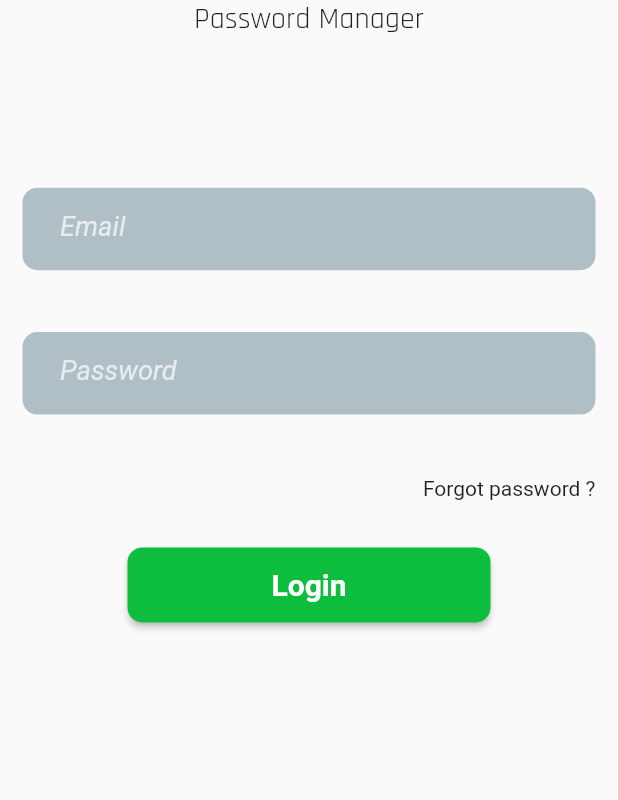
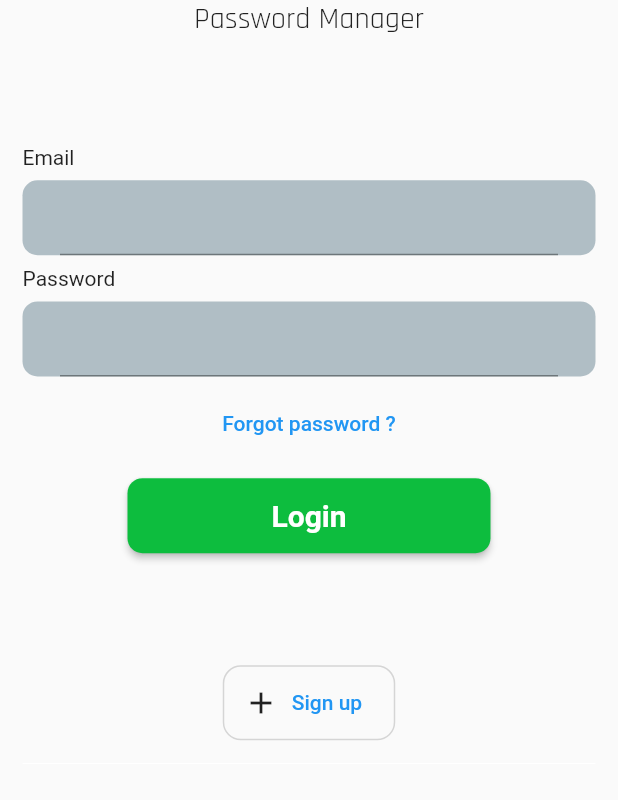
Before and after one commit to PasswordHub/ArrowHead, a Flutter app: the screen it shows after launch, on a phone screen of 412 x 824 dp, the part 350-1150 px from its top. Run offline on Flutter 3.47's test engine with Material 2 defaults, Android fonts, the phone set to English and light mode, and no system bars.

Commit message:
feat: preparado para proxima fase

```diff
--- a/arrowhead/lib/Screens/login_screen.dart
+++ b/arrowhead/lib/Screens/LoginSignup/login_screen.dart
@@ -1,3 +1,4 @@
+import 'package:arrowhead/Screens/home_page.dart';
 import 'package:flutter/material.dart';
 
 class LoginScreen extends StatelessWidget {
@@ -5,6 +6,8 @@ class LoginScreen extends StatelessWidget {
 
   final emailController = TextEditingController();
   final passwordController = TextEditingController();
+
+  LoginScreen({Key? key}) : super(key: key);
 
   Widget login(IconData icon) {
     return Container(
@@ -18,34 +21,27 @@ class LoginScreen extends StatelessWidget {
         mainAxisAlignment: MainAxisAlignment.center,
         children: [
           Icon(icon, size: 24),
-          TextButton(onPressed: () {}, child: Text('Login')),
+          TextButton(onPressed: () {}, child: Text('Sign up')),
         ],
       ),
     );
   }
 
-  Widget userInput(TextEditingController userInput, String hintTitle,
-      TextInputType keyboardType) {
+  Widget userInput(TextEditingController userInput, TextInputType keyboardType,
+      bool hideText) {
     return Container(
-      height: 55,
-      margin: const EdgeInsets.only(bottom: 15),
+      height: 50,
       decoration: BoxDecoration(
           color: Colors.blueGrey.shade200,
           borderRadius: BorderRadius.circular(10)),
       child: Padding(
         padding: const EdgeInsets.only(left: 25.0, top: 15, right: 25),
         child: TextField(
+          obscureText: hideText,
           controller: userInput,
           autocorrect: false,
           enableSuggestions: false,
           autofocus: false,
-          decoration: InputDecoration.collapsed(
-            hintText: hintTitle,
-            hintStyle: const TextStyle(
-                fontSize: 18,
-                color: Colors.white70,
-                fontStyle: FontStyle.italic),
-          ),
           keyboardType: keyboardType,
         ),
       ),
@@ -97,13 +93,19 @@ class LoginScreen extends StatelessWidget {
                       crossAxisAlignment: CrossAxisAlignment.stretch,
                       children: [
                         const SizedBox(height: 45),
-                        userInput(emailController, 'Email',
-                            TextInputType.emailAddress),
-                        userInput(passwordController, 'Password',
-                            TextInputType.visiblePassword),
-                        const Text(
-                          'Forgot password ?',
-                          textAlign: TextAlign.end,
+                        const Text('Email'),
+                        userInput(
+                            emailController, TextInputType.emailAddress, false),
+                        const Text('Password'),
+                        userInput(passwordController,
+                            TextInputType.visiblePassword, true),
+                        TextButton(
+                          child: const Text(
+                            'Forgot password ?',
+                          ),
+                          onPressed: () {
+                            //TODO: forgot password logic
+                          },
                         ),
                         Container(
                           height: 55,
@@ -118,8 +120,10 @@ class LoginScreen extends StatelessWidget {
                                     RoundedRectangleBorder(
                                   borderRadius: BorderRadius.circular(10.0),
                                 ))),
-                            onPressed: () {
-                              //Implement logic for login
+                            onPressed: () async {
+                              //TODO: login logic
+                              Navigator.of(context)
+                                  .pushReplacementNamed(HomePage.routeName);
                             },
                             child: const Text(
                               'Login',
@@ -131,8 +135,11 @@ class LoginScreen extends StatelessWidget {
                             ),
                           ),
                         ),
-                        const SizedBox(height: 20),
-                        const SizedBox(height: 20),
+                        const SizedBox(height: 60),
+                        Center(
+                          child: login(Icons.add),
+                        ),
+                        Divider(thickness: 0, color: Colors.white),
                       ],
                     ),
                   ),
--- a/arrowhead/lib/main.dart
+++ b/arrowhead/lib/main.dart
@@ -1,5 +1,7 @@
+import 'package:arrowhead/Screens/CreateEditPassword/create_edit_password.dart';
+import 'package:arrowhead/Screens/HomePage/home_page.dart';
 import 'package:flutter/material.dart';
-import './Screens/login_screen.dart';
+import 'Screens/LoginSignup/login_screen.dart';
 
 void main() {
   runApp(const MyApp());
@@ -13,11 +15,16 @@ class MyApp extends StatelessWidget {
   Widget build(BuildContext context) {
     return MaterialApp(
       debugShowCheckedModeBanner: false,
-      title: 'Flutter Demo',
+      title: 'ArrowHead',
       theme: ThemeData(
         primarySwatch: Colors.blue,
       ),
       home: LoginScreen(),
+      routes: {
+        LoginScreen.routeName: (ctx) => LoginScreen(),
+        HomePage.routeName: (ctx) => HomePage(),
+        CreateEditPassword.routeName: (ctx) => CreateEditPassword()
+      },
     );
   }
 }
```
Also changed, not shown: arrowhead/lib/Screens/CreateEditPassword/create_edit_password.dart (added, +85 -0 lines), arrowhead/lib/Screens/HomePage/home_page.dart (added, +102 -0 lines).
